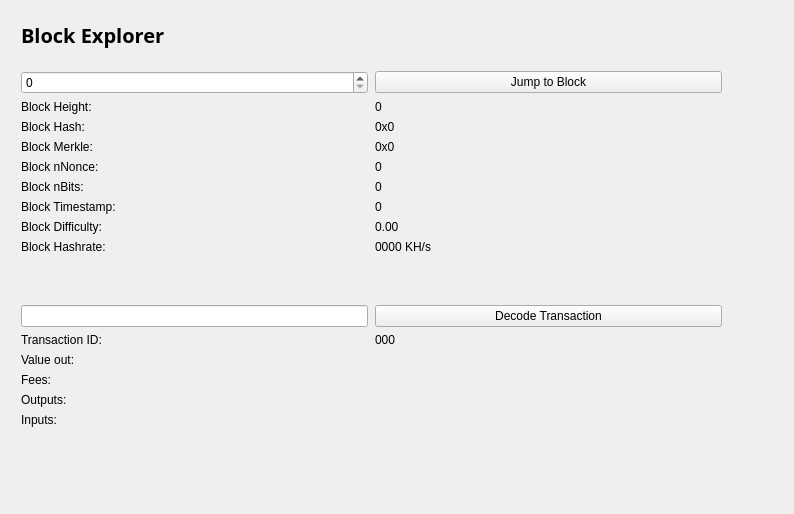
Before: the Qt Designer form src/qt/forms/blockbrowser.ui in SonicScrew/SonicScrewdriver, drawn with Qt 5.
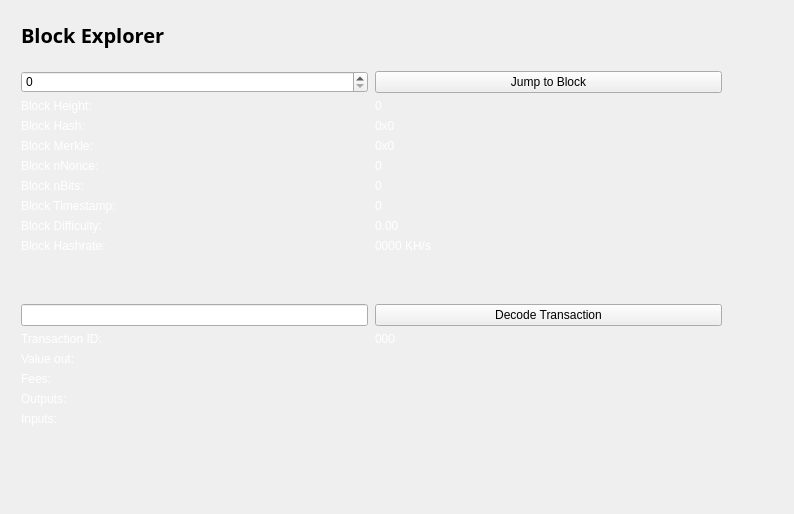
After: the same form once the commit is applied.

```diff
--- a/src/qt/forms/blockbrowser.ui
+++ b/src/qt/forms/blockbrowser.ui
@@ -34,6 +34,12 @@
   <property name="windowTitle">
    <string>Form</string>
   </property>
+  <property name="autoFillBackground">
+   <bool>false</bool>
+  </property>
+  <property name="styleSheet">
+   <string notr="true">color: white;</string>
+  </property>
   <layout class="QGridLayout">
    <property name="sizeConstraint">
     <enum>QLayout::SetMaximumSize</enum>
@@ -69,6 +75,9 @@
            <family>Open Sans,sans-serif</family>
           </font>
          </property>
+         <property name="styleSheet">
+          <string notr="true">color: white;</string>
+         </property>
          <property name="text">
           <string>&lt;html&gt;&lt;head/&gt;&lt;body&gt;&lt;p&gt;&lt;span style=&quot; font-size:20px; font-weight:600; color:#000000;&quot;&gt;Block Explorer &lt;/span&gt;&lt;/p&gt;&lt;/body&gt;&lt;/html&gt;</string>
          </property>
@@ -120,6 +129,9 @@
        </item>
        <item row="12" column="1">
         <widget class="QPushButton" name="txButton">
+         <property name="styleSheet">
+          <string notr="true">color: black;</string>
+         </property>
          <property name="text">
           <string>Decode Transaction</string>
          </property>
@@ -202,6 +214,9 @@
            <verstretch>0</verstretch>
           </sizepolicy>
          </property>
+         <property name="styleSheet">
+          <string notr="true">color: black;</string>
+         </property>
          <property name="maximum">
           <number>99999999</number>
          </property>
@@ -223,6 +238,9 @@
        </item>
        <item row="1" column="1">
         <widget class="QPushButton" name="blockButton">
+         <property name="styleSheet">
+          <string notr="true">color: black;</string>
+         </property>
          <property name="text">
           <string>Jump to Block</string>
          </property>
@@ -368,6 +386,9 @@
            <verstretch>0</verstretch>
           </sizepolicy>
          </property>
+         <property name="styleSheet">
+          <string notr="true">color: black;</string>
+         </property>
          <property name="inputMask">
           <string comment="Transaction id" extracomment="Transaction id"/>
          </property>
```
